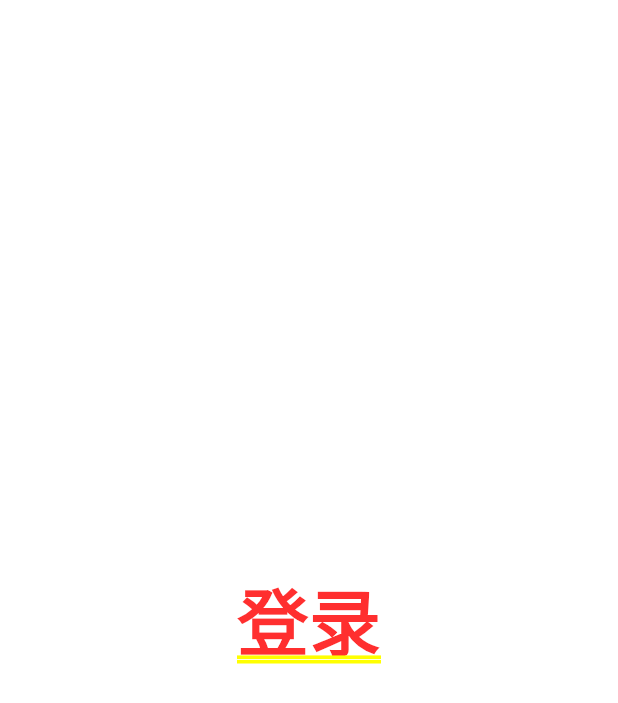
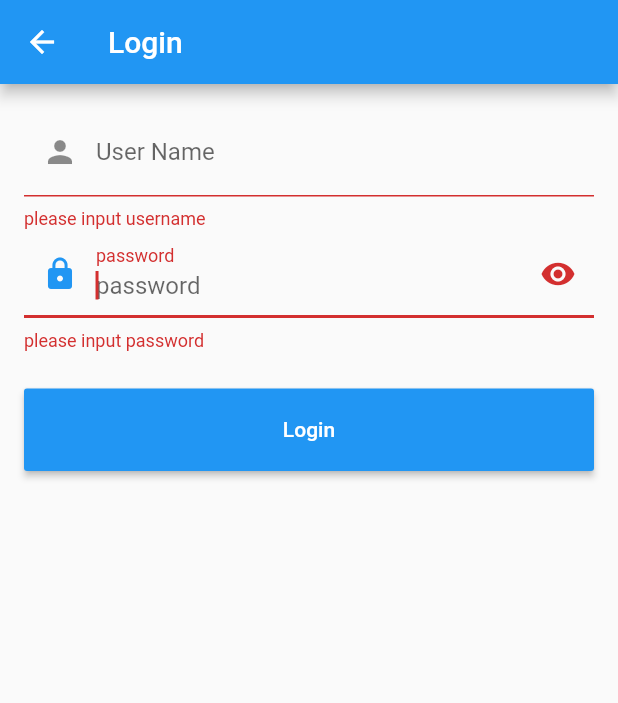
Before and after one commit to c344081/flutter_demo, a Flutter app: the screen it shows after launch, after a tap on "Login", on a phone screen of 412 x 824 dp. Shown: the top 703 px of the screen. Run offline on Flutter 3.47's test engine with Material 2 defaults, Android fonts, the phone set to English and light mode, and no system bars; drawn by our look-alikes of flutter_progress_hud; our stand-ins replace cached_network_image, dio, shared_preferences; missing offline and left inert: flukit; generated files the repository leaves out were written again; statements that could not run were skipped.

Commit message:
添加登录页

```diff
--- a/lib/common/git.dart
+++ b/lib/common/git.dart
@@ -38,17 +38,17 @@ class Git {
     dio.options.headers[HttpHeaders.authorizationHeader] = Global.profile.token;
 
     // 在调试模式下需要抓包调试，所以我们使用代理，并禁用HTTPS证书校验
-    if (!Global.isRelease) {
-      (dio.httpClientAdapter as DefaultHttpClientAdapter).onHttpClientCreate =
-          (client) {
-        client.findProxy = (uri) {
-          return "PROXY 10.1.10.250:8888";
-        };
-        //代理工具会提供一个抓包的自签名证书，会通不过证书校验，所以我们禁用证书校验
-        client.badCertificateCallback =
-            (X509Certificate cert, String host, int port) => true;
-      };
-    }
+//    if (!Global.isRelease) {
+//      (dio.httpClientAdapter as DefaultHttpClientAdapter).onHttpClientCreate =
+//          (client) {
+//        client.findProxy = (uri) {
+//          return "PROXY 10.1.10.250:8888";
+//        };
+//        //代理工具会提供一个抓包的自签名证书，会通不过证书校验，所以我们禁用证书校验
+//        client.badCertificateCallback =
+//            (X509Certificate cert, String host, int port) => true;
+//      };
+//    }
   }
 
   // 登录接口，登录成功后返回用户信息
--- a/lib/i10n/_localization.dart
+++ b/lib/i10n/_localization.dart
@@ -34,6 +34,31 @@ class GmLocalizations {
   String get noDescription {
     return isZh ? "暂无描述" : "NO Description";
   }
+
+  String get userName {
+    return isZh ? "用户名" : "User Name";
+  }
+
+  String get userNameOrEmail {
+    return isZh ? "请输入用户名或邮箱" : "username or email";
+  }
+
+  String get userNameRequired {
+    return isZh ? "用户名不能为空" : "please input username";
+  }
+
+  String get password {
+    return isZh ? "密码" : "password";
+  }
+
+  String get passwordRequired {
+    return isZh ? "密码不能为空" : "please input password";
+  }
+
+  String get userNameOrPasswordWrong {
+    return isZh ? "用户名或密码错误" : "username or password error";
+  }
+
 }
 
 //Locale代理类
--- a/lib/main.dart
+++ b/lib/main.dart
@@ -8,6 +8,7 @@ import 'routes/LanguageRoute.dart';
 import 'routes/LoginRoute.dart';
 import 'routes/ThemeChangeRoute.dart';
 import 'package:flutter_localizations/flutter_localizations.dart';
+import 'package:flutter_progress_hud/flutter_progress_hud.dart';
 
 void main() => Global.init().then((e) => runApp(MyApp()));
 
@@ -64,7 +65,7 @@ class MyApp extends StatelessWidget {
             },
             // 注册命名路由表
             routes: <String, WidgetBuilder>{
-              "login": (context) => LoginRoute(),
+              "login": (context) => ProgressHUD(child: LoginRoute()) ,
               "themes": (context) => ThemeChangeRoute(),
               "language": (context) => LanguageRoute(),
             },
--- a/lib/routes/HomeRoute.dart
+++ b/lib/routes/HomeRoute.dart
@@ -14,7 +14,7 @@ import '../widgets/MyDrawer.dart';
 import '../models/index.dart';
 import '../common/git.dart';
 import 'package:flukit/flukit.dart';
-import '../models/repoItem.dart';
+import '../widgets/repoItem.dart';
 
 class HomeRoute extends StatelessWidget {
   @override
--- a/lib/routes/LoginRoute.dart
+++ b/lib/routes/LoginRoute.dart
@@ -7,12 +7,140 @@
 //
 
 import 'package:flutter/material.dart';
+import 'package:flutter/cupertino.dart';
+import '../models/index.dart';
+import '../i10n/_localization.dart';
+import '../common/global.dart';
+import 'package:provider/provider.dart';
+import '../common/profileChangeNotifier.dart';
+import '../common/git.dart';
+import 'package:flutter_progress_hud/flutter_progress_hud.dart';
 
-class LoginRoute extends StatelessWidget {
+class LoginRoute extends StatefulWidget {
+  @override
+  _LoginRouteState createState() => _LoginRouteState();
+}
+
+class _LoginRouteState extends State<LoginRoute> {
+  TextEditingController _unameController = new TextEditingController();
+  TextEditingController _pwdController = new TextEditingController();
+  bool pwdShow = false; //密码是否显示明文
+  GlobalKey _formKey = new GlobalKey<FormState>();
+  bool _nameAutoFocus = true;
+
+  @override
+  void initState() {
+    // 自动填充上次登录的用户名，填充后将焦点定位到密码输入框
+    _unameController.text = Global.profile.lastLogin;
+    if (_unameController.text != null) {
+      _nameAutoFocus = false;
+    }
+    super.initState();
+  }
+
   @override
   Widget build(BuildContext context) {
-    return Center(
-      child: Text("登录"),
+    var gm = GmLocalizations.of(context);
+    return Scaffold(
+      appBar: AppBar(title: Text(gm.login)),
+      body: Padding(
+        padding: const EdgeInsets.all(16.0),
+        child: Form(
+          key: _formKey,
+          autovalidate: true,
+          child: Column(
+            children: <Widget>[
+              TextFormField(
+                  autofocus: _nameAutoFocus,
+                  controller: _unameController,
+                  decoration: InputDecoration(
+                    labelText: gm.userName,
+                    hintText: gm.userNameOrEmail,
+                    prefixIcon: Icon(Icons.person),
+                  ),
+                  // 校验用户名（不能为空）
+                  validator: (v) {
+                    return v.trim().isNotEmpty ? null : gm.userNameRequired;
+                  }),
+              TextFormField(
+                controller: _pwdController,
+                autofocus: !_nameAutoFocus,
+                decoration: InputDecoration(
+                    labelText: gm.password,
+                    hintText: gm.password,
+                    prefixIcon: Icon(Icons.lock),
+                    suffixIcon: IconButton(
+                      icon: Icon(
+                          pwdShow ? Icons.visibility_off : Icons.visibility),
+                      onPressed: () {
+                        setState(() {
+                          pwdShow = !pwdShow;
+                        });
+                      },
+                    )),
+                obscureText: !pwdShow,
+                //校验密码（不能为空）
+                validator: (v) {
+                  return v.trim().isNotEmpty ? null : gm.passwordRequired;
+                },
+              ),
+              Padding(
+                padding: const EdgeInsets.only(top: 25),
+                child: ConstrainedBox(
+                  constraints: BoxConstraints.expand(height: 55.0),
+                  child: RaisedButton(
+                    color: Theme.of(context).primaryColor,
+                    onPressed: _onLogin,
+                    textColor: Colors.white,
+                    child: Text(gm.login),
+                  ),
+                ),
+              ),
+            ],
+          ),
+        ),
+      ),
     );
   }
+
+  void _onLogin() async {
+    // 提交前，先验证各个表单字段是否合法
+    if ((_formKey.currentState as FormState).validate()) {
+      User user;
+      final hud = ProgressHUD.of(context);
+      hud.show();
+      try {
+        user = await Git(context).login(_unameController.text, _pwdController.text);
+        // 因为登录页返回后，首页会build，所以我们传false，更新user后不触发更新
+        Provider.of<UserModel>(context, listen: false).user = user;
+      } catch (e) {
+        hud.dismiss();
+        //登录失败则提示
+        if (e.response?.statusCode == 401) {
+          hud.showWithText(GmLocalizations.of(context).userNameOrPasswordWrong);
+          Future.delayed(Duration(seconds: 1), () {
+            hud.dismiss();
+          });
+        } else {
+          hud.showWithText(e.toString());
+          Future.delayed(Duration(seconds: 1), () {
+            hud.dismiss();
+          });
+        }
+      } finally {
+        // 隐藏loading框
+        hud.dismiss();
+        Navigator.of(context).pop();
+      }
+      hud.dismiss();
+      if (user != null) {
+        // 返回
+        hud.showWithText("登录成功");
+        Future.delayed(Duration(seconds: 1), () {
+          hud.dismiss();
+        });
+        Navigator.of(context).pop();
+      }
+    }
+  }
 }
--- a/lib/models/repoItem.dart
+++ b/lib/widgets/repoItem.dart
@@ -6,7 +6,7 @@
 // Copyright © 2019 c344081. All rights reserved.
 //
 
-import 'index.dart';
+import '../models/index.dart';
 import 'package:flutter/material.dart';
 import '../common/gmAvatar.dart';
 import '../i10n/_localization.dart';
@@ -129,7 +129,7 @@ class _RepoItemState extends State<RepoItem> {
                       .toString()
                       .padRight(paddingWidth)),
 
-//              Icon(MyIcons.fork), //我们的自定义图标
+              Icon(Icons.font_download), //我们的自定义图标
               Text(widget.repo.forks_count.toString().padRight(paddingWidth)),
             ];
 
--- a/pubspec.yaml
+++ b/pubspec.yaml
@@ -28,6 +28,7 @@ dependencies:
   english_words:
   flukit:
   cached_network_image:
+  flutter_progress_hud:
 
   # The following adds the Cupertino Icons font to your application.
   # Use with the CupertinoIcons class for iOS style icons.
```
Also changed, not shown: pubspec.lock.
